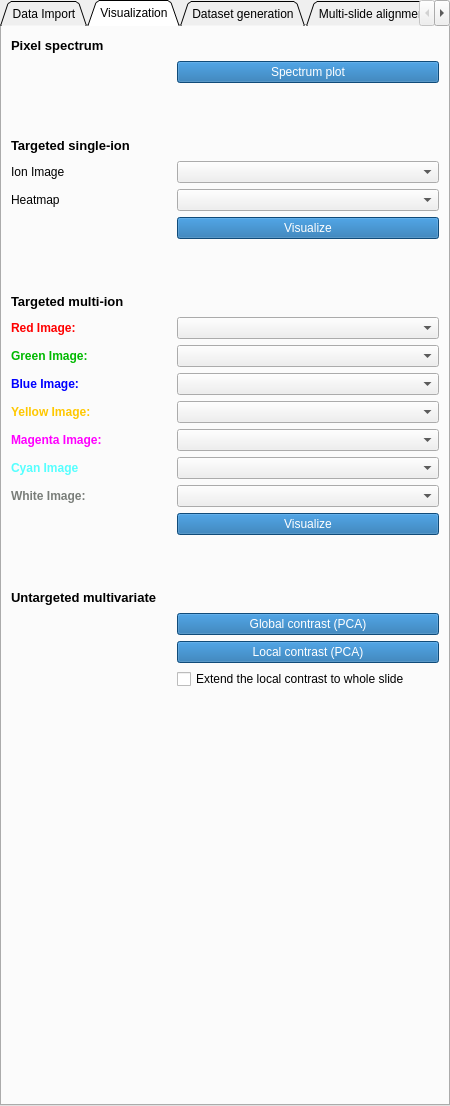
Old version of the form SlicerDESI/Resources/UI/SlicerDESI.ui in the repository jamzad/SlicerMassVision.
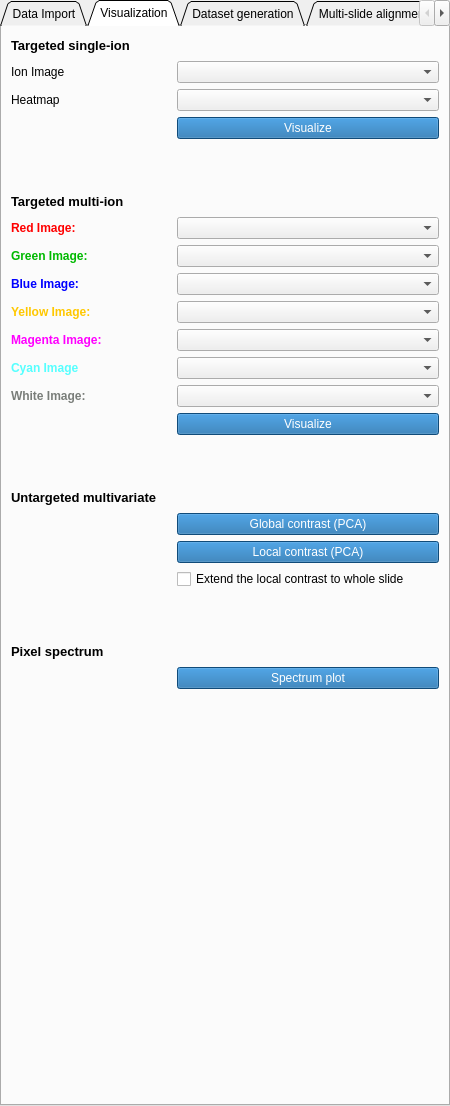
New version of the form. The open tabs and pages were chosen to show the change.

Commit message: UI rearrangement for spectrum visualization

The edit to the form file:
```diff
--- a/SlicerDESI/Resources/UI/SlicerDESI.ui
+++ b/SlicerDESI/Resources/UI/SlicerDESI.ui
@@ -359,61 +359,7 @@
     <string>Visualization</string>
    </attribute>
    <layout class="QFormLayout" name="formLayout_2">
-    <item row="0" column="0">
-     <widget class="QLabel" name="label_11">
-      <property name="font">
-       <font>
-        <pointsize>10</pointsize>
-        <weight>75</weight>
-        <bold>true</bold>
-       </font>
-      </property>
-      <property name="text">
-       <string>Pixel spectrum</string>
-      </property>
-     </widget>
-    </item>
-    <item row="0" column="1">
-     <spacer name="horizontalSpacer_7">
-      <property name="orientation">
-       <enum>Qt::Horizontal</enum>
-      </property>
-      <property name="sizeHint" stdset="0">
-       <size>
-        <width>40</width>
-        <height>20</height>
-       </size>
-      </property>
-     </spacer>
-    </item>
-    <item row="1" column="1">
-     <widget class="QPushButton" name="spectrumPlot">
-      <property name="styleSheet">
-       <string notr="true">background-color: #1769aa;
-color: rgb(255, 255, 255);</string>
-      </property>
-      <property name="text">
-       <string>Spectrum plot</string>
-      </property>
-     </widget>
-    </item>
-    <item row="2" column="0" colspan="2">
-     <spacer name="verticalSpacer_18">
-      <property name="orientation">
-       <enum>Qt::Vertical</enum>
-      </property>
-      <property name="sizeType">
-       <enum>QSizePolicy::Fixed</enum>
-      </property>
-      <property name="sizeHint" stdset="0">
-       <size>
-        <width>20</width>
-        <height>40</height>
-       </size>
-      </property>
-     </spacer>
-    </item>
-    <item row="3" column="0">
+    <item row="2" column="0">
      <widget class="QLabel" name="label_12">
       <property name="font">
        <font>
@@ -427,7 +373,7 @@
       </property>
      </widget>
     </item>
-    <item row="3" column="1">
+    <item row="2" column="1">
      <spacer name="horizontalSpacer">
       <property name="orientation">
        <enum>Qt::Horizontal</enum>
@@ -440,27 +386,27 @@
       </property>
      </spacer>
     </item>
-    <item row="4" column="0">
+    <item row="3" column="0">
      <widget class="QLabel" name="singleIonMzLabel">
       <property name="text">
        <string>Ion Image</string>
       </property>
      </widget>
     </item>
-    <item row="4" column="1">
+    <item row="3" column="1">
      <widget class="QComboBox" name="singleIonMzList"/>
     </item>
-    <item row="5" column="0">
+    <item row="4" column="0">
      <widget class="QLabel" name="singleIonHeatmapLabel">
       <property name="text">
        <string>Heatmap</string>
       </property>
      </widget>
     </item>
-    <item row="5" column="1">
+    <item row="4" column="1">
      <widget class="QComboBox" name="singleIonHeatmapList"/>
     </item>
-    <item row="6" column="1">
+    <item row="5" column="1">
      <widget class="QPushButton" name="singleIonButton">
       <property name="styleSheet">
        <string notr="true">background-color: #1769aa;
@@ -471,7 +417,7 @@
       </property>
      </widget>
     </item>
-    <item row="7" column="0" colspan="2">
+    <item row="6" column="0" colspan="2">
      <spacer name="verticalSpacer_19">
       <property name="orientation">
        <enum>Qt::Vertical</enum>
@@ -487,7 +433,7 @@
       </property>
      </spacer>
     </item>
-    <item row="8" column="0">
+    <item row="7" column="0">
      <widget class="QLabel" name="label_13">
       <property name="font">
        <font>
@@ -501,7 +447,7 @@
       </property>
      </widget>
     </item>
-    <item row="8" column="1">
+    <item row="7" column="1">
      <spacer name="horizontalSpacer_2">
       <property name="orientation">
        <enum>Qt::Horizontal</enum>
@@ -514,7 +460,7 @@
       </property>
      </spacer>
     </item>
-    <item row="9" column="0">
+    <item row="8" column="0">
      <widget class="QLabel" name="redImageLabel">
       <property name="font">
        <font>
@@ -532,10 +478,7 @@
       </property>
      </widget>
     </item>
-    <item row="9" column="1">
-     <widget class="QComboBox" name="mzlist_2"/>
-    </item>
-    <item row="10" column="0">
+    <item row="9" column="0">
      <widget class="QLabel" name="greenImageLabel">
       <property name="font">
        <font>
@@ -554,10 +497,10 @@
       </property>
      </widget>
     </item>
-    <item row="10" column="1">
+    <item row="9" column="1">
      <widget class="QComboBox" name="mzlist_3"/>
     </item>
-    <item row="11" column="0">
+    <item row="10" column="0">
      <widget class="QLabel" name="blueImageLabel">
       <property name="font">
        <font>
@@ -574,10 +517,10 @@
       </property>
      </widget>
     </item>
-    <item row="11" column="1">
+    <item row="10" column="1">
      <widget class="QComboBox" name="mzlist_4"/>
     </item>
-    <item row="12" column="0">
+    <item row="11" column="0">
      <widget class="QLabel" name="yellowImageLabel">
       <property name="font">
        <font>
@@ -595,10 +538,10 @@
       </property>
      </widget>
     </item>
-    <item row="12" column="1">
+    <item row="11" column="1">
      <widget class="QComboBox" name="mzlist_7"/>
     </item>
-    <item row="13" column="0">
+    <item row="12" column="0">
      <widget class="QLabel" name="magentaImageLabel">
       <property name="font">
        <font>
@@ -616,10 +559,10 @@
       </property>
      </widget>
     </item>
-    <item row="13" column="1">
+    <item row="12" column="1">
      <widget class="QComboBox" name="mzlist_5"/>
     </item>
-    <item row="14" column="0">
+    <item row="13" column="0">
      <widget class="QLabel" name="cyanImageLabel">
       <property name="font">
        <font>
@@ -636,10 +579,10 @@
       </property>
      </widget>
     </item>
-    <item row="14" column="1">
+    <item row="13" column="1">
      <widget class="QComboBox" name="mzlist_6"/>
     </item>
-    <item row="15" column="0">
+    <item row="14" column="0">
      <widget class="QLabel" name="whiteImageLabel">
       <property name="font">
        <font>
@@ -656,10 +599,10 @@
       </property>
      </widget>
     </item>
-    <item row="15" column="1">
+    <item row="14" column="1">
      <widget class="QComboBox" name="mzlist"/>
     </item>
-    <item row="16" column="1">
+    <item row="15" column="1">
      <widget class="QPushButton" name="multiIonButton">
       <property name="styleSheet">
        <string notr="true">background-color: #1769aa;
@@ -670,7 +613,7 @@
       </property>
      </widget>
     </item>
-    <item row="17" column="0" colspan="2">
+    <item row="16" column="0" colspan="2">
      <spacer name="verticalSpacer_24">
       <property name="orientation">
        <enum>Qt::Vertical</enum>
@@ -686,7 +629,7 @@
       </property>
      </spacer>
     </item>
-    <item row="18" column="0">
+    <item row="17" column="0">
      <widget class="QLabel" name="label_15">
       <property name="font">
        <font>
@@ -700,7 +643,7 @@
       </property>
      </widget>
     </item>
-    <item row="18" column="1">
+    <item row="17" column="1">
      <spacer name="horizontalSpacer_3">
       <property name="orientation">
        <enum>Qt::Horizontal</enum>
@@ -713,7 +656,7 @@
       </property>
      </spacer>
     </item>
-    <item row="19" column="1">
+    <item row="18" column="1">
      <widget class="QPushButton" name="PCA_button">
       <property name="styleSheet">
        <string notr="true">background-color: #1769aa;
@@ -724,7 +667,7 @@
       </property>
      </widget>
     </item>
-    <item row="20" column="1">
+    <item row="19" column="1">
      <widget class="QPushButton" name="partialPCA">
       <property name="styleSheet">
        <string notr="true">background-color: #1769aa;
@@ -735,14 +678,57 @@
       </property>
      </widget>
     </item>
-    <item row="21" column="1">
+    <item row="20" column="1">
      <widget class="QCheckBox" name="pcaExtendCheckbox">
       <property name="text">
        <string>Extend the local contrast to whole slide</string>
       </property>
      </widget>
     </item>
-    <item row="22" column="0" colspan="2">
+    <item row="21" column="0" colspan="2">
+     <spacer name="verticalSpacer_28">
+      <property name="orientation">
+       <enum>Qt::Vertical</enum>
+      </property>
+      <property name="sizeType">
+       <enum>QSizePolicy::Fixed</enum>
+      </property>
+      <property name="sizeHint" stdset="0">
+       <size>
+        <width>20</width>
+        <height>40</height>
+       </size>
+      </property>
+     </spacer>
+    </item>
+    <item row="22" column="0">
+     <widget class="QLabel" name="label_11">
+      <property name="font">
+       <font>
+        <pointsize>10</pointsize>
+        <weight>75</weight>
+        <bold>true</bold>
+       </font>
+      </property>
+      <property name="text">
+       <string>Pixel spectrum</string>
+      </property>
+     </widget>
+    </item>
+    <item row="22" column="1">
+     <spacer name="horizontalSpacer_7">
+      <property name="orientation">
+       <enum>Qt::Horizontal</enum>
+      </property>
+      <property name="sizeHint" stdset="0">
+       <size>
+        <width>40</width>
+        <height>20</height>
+       </size>
+      </property>
+     </spacer>
+    </item>
+    <item row="24" column="0" colspan="2">
      <spacer name="verticalSpacer">
       <property name="orientation">
        <enum>Qt::Vertical</enum>
@@ -755,7 +741,7 @@
       </property>
      </spacer>
     </item>
-    <item row="23" column="0" colspan="2">
+    <item row="25" column="0" colspan="2">
      <spacer name="verticalSpacer_2">
       <property name="orientation">
        <enum>Qt::Vertical</enum>
@@ -768,7 +754,7 @@
       </property>
      </spacer>
     </item>
-    <item row="24" column="0" colspan="2">
+    <item row="26" column="0" colspan="2">
      <spacer name="verticalSpacer_12">
       <property name="orientation">
        <enum>Qt::Vertical</enum>
@@ -781,6 +767,20 @@
       </property>
      </spacer>
     </item>
+    <item row="8" column="1">
+     <widget class="QComboBox" name="mzlist_2"/>
+    </item>
+    <item row="23" column="1">
+     <widget class="QPushButton" name="spectrumPlot">
+      <property name="styleSheet">
+       <string notr="true">background-color: #1769aa;
+color: rgb(255, 255, 255);</string>
+      </property>
+      <property name="text">
+       <string>Spectrum plot</string>
+      </property>
+     </widget>
+    </item>
    </layout>
   </widget>
   <widget class="QWidget" name="tab_3">
```
Left out of the diff: 2 changed lines with no effect on the pictures.
